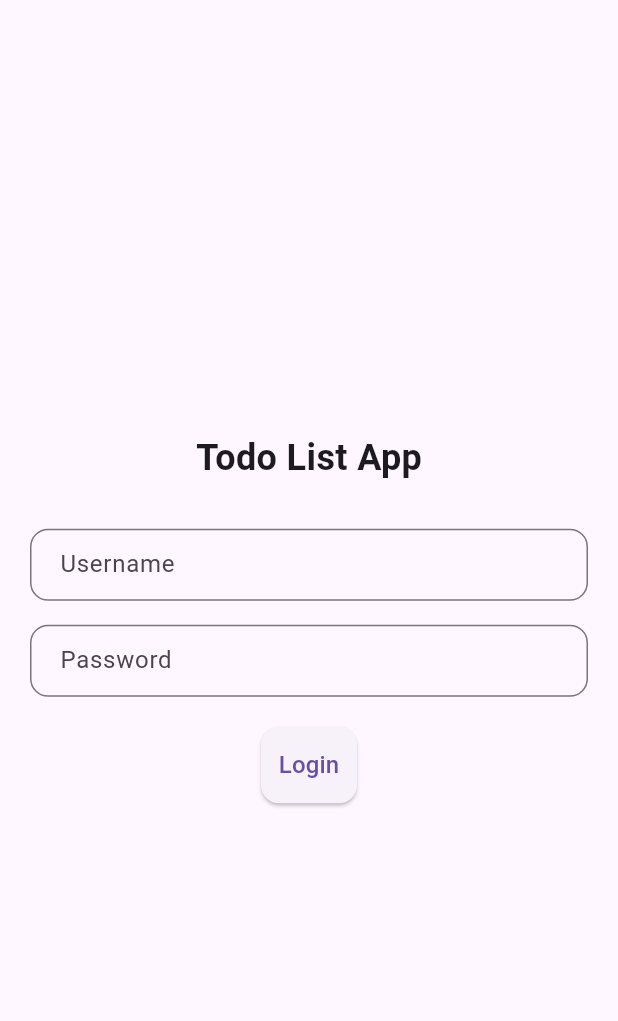
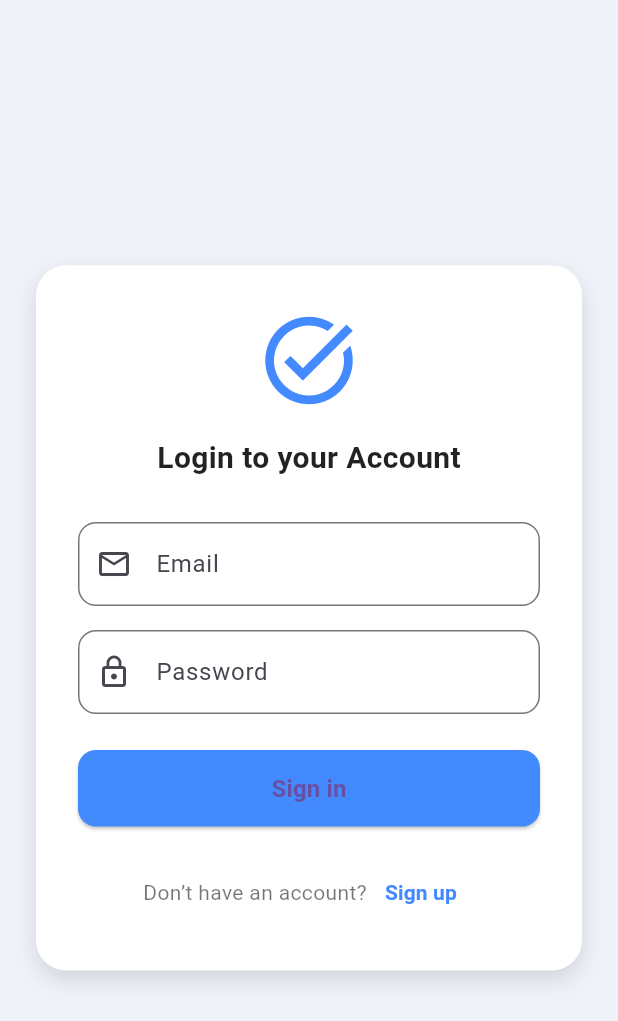
Before and after one commit to Adnan-k1/todo_list_app, a Flutter app: the screen it shows after launch, on a phone screen of 412 x 824 dp. Shown: the top 1021 px of the screen. Run offline on Flutter 3.47's test engine with Material 3 defaults, Android fonts, the phone set to English and light mode, and no system bars; our stand-ins replace get.

Commit message:
penambahan ui

```diff
--- a/lib/bindings/auth_binding.dart
+++ b/lib/bindings/auth_binding.dart
@@ -1,5 +1,5 @@
 import 'package:get/get.dart';
-import '/controller/auth_controller.dart';
+import '../controller/auth_controller.dart';
 
 class AuthBinding extends Bindings {
   @override
--- a/lib/bindings/home_binding.dart
+++ b/lib/bindings/home_binding.dart
@@ -1,5 +1,5 @@
 import 'package:get/get.dart';
-import '/controller/home_controller.dart';
+import '../controller/home_controller.dart';
 
 class HomeBinding extends Bindings {
   @override
--- a/lib/bindings/todo_binding.dart
+++ b/lib/bindings/todo_binding.dart
@@ -1,5 +1,5 @@
 import 'package:get/get.dart';
-import '/controller/todo_controller.dart';
+import '../controller/todo_controller.dart';
 
 class TodoBinding extends Bindings {
   @override
--- a/lib/controller/history_controller.dart
+++ b/lib/controller/history_controller.dart
@@ -4,16 +4,5 @@ import 'todo_controller.dart';
 class HistoryController extends GetxController {
   final TodoController todoController = Get.find<TodoController>();
 
-  var completedTodos = <Todo>[].obs;
-
-  @override
-  void onInit() {
-    super.onInit();
-
-    ever(todoController.todos, (_) {
-      completedTodos.value = todoController.todos
-          .where((t) => t.isDone)
-          .toList();
-    });
-  }
+  RxList<Todo> get completedTodos => todoController.history;
 }
--- a/lib/controller/todo_controller.dart
+++ b/lib/controller/todo_controller.dart
@@ -2,32 +2,44 @@ import 'package:get/get.dart';
 
 class Todo {
   String title;
-  String description;
-  String category;
-  bool isDone;
+  String description; // waktu start - end
+  String status; // Upcoming, In Progress, Done
+  int colorIndex;
 
   Todo({
     required this.title,
     required this.description,
-    required this.category,
-    this.isDone = false,
+    this.status = "Upcoming",
+    this.colorIndex = 0,
   });
 }
 
 class TodoController extends GetxController {
   var todos = <Todo>[].obs;
+  var history = <Todo>[].obs;
 
-  void addTodo(String title, String description, String category) {
-    if (title.isNotEmpty && description.isNotEmpty && category.isNotEmpty) {
+  void addTodo(String title, String description, int colorIndex) {
+    if (title.isNotEmpty) {
       todos.add(
-        Todo(title: title, description: description, category: category),
+        Todo(
+          title: title,
+          description: description,
+          colorIndex: colorIndex,
+        ),
       );
     }
   }
 
-  void toggleTodo(int index) {
-    todos[index].isDone = !todos[index].isDone;
-    todos.refresh();
+  void updateStatus(int index, String newStatus) {
+    todos[index].status = newStatus;
+
+    if (newStatus == "Done") {
+      // pindahkan ke history
+      history.add(todos[index]);
+      todos.removeAt(index);
+    } else {
+      todos.refresh();
+    }
   }
 
   void deleteTodo(int index) {
--- a/lib/main.dart
+++ b/lib/main.dart
@@ -1,11 +1,12 @@
 import 'package:flutter/material.dart';
 import 'package:get/get.dart';
-import 'pages/login_page.dart';
-//import 'pages/dashboard_page.dart';
 import 'bindings/auth_binding.dart';
 import 'bindings/home_binding.dart';
 import 'bindings/todo_binding.dart';
 import 'bindings/history_binding.dart';
+import 'pages/login_page.dart';
+import 'pages/dashboard_page.dart';
+import 'pages/add_todo_page.dart';
 
 void main() {
   runApp(const MyApp());
@@ -21,22 +22,25 @@ class MyApp extends StatelessWidget {
       title: 'Todo List App',
       initialRoute: '/login',
       getPages: [
-        // Login Page
         GetPage(
           name: '/login',
           page: () => LoginPage(),
-          binding: AuthBinding(), // inject AuthController
+          binding: AuthBinding(),
         ),
-        // Dashboard Page
-        //GetPage(
-        // name: '/dashboard',
-        //page: () => DashboardPage(),
-        // bindings: [
-        // HomeBinding(), // inject HomeController
-        // TodoBinding(), // inject TodoController
-        // HistoryBinding(), // inject HistoryController
-        // ],
-        // ),
+        GetPage(
+          name: '/dashboard',
+          page: () => DashboardPage(),
+          bindings: [
+            HomeBinding(),
+            TodoBinding(),
+            HistoryBinding(),
+          ],
+        ),
+        GetPage(
+          name: '/add-todo',
+          page: () => AddTodoPage(),
+          binding: TodoBinding(),
+        ),
       ],
     );
   }
--- a/lib/pages/login_page.dart
+++ b/lib/pages/login_page.dart
@@ -1,60 +1,121 @@
 import 'package:flutter/material.dart';
-import '../components/input_field.dart';
-import '../components/primary_button.dart';
+import 'package:get/get.dart';
+import '../controller/auth_controller.dart';
 
-class LoginPage extends StatelessWidget {
-  LoginPage({super.key});
-
-  final TextEditingController usernameController = TextEditingController();
-  final TextEditingController passwordController = TextEditingController();
-
+class LoginPage extends GetView<AuthController> {
   @override
   Widget build(BuildContext context) {
     return Scaffold(
-      body: Padding(
-        padding: const EdgeInsets.all(20),
-        child: Center(
-          child: SingleChildScrollView(
+      backgroundColor: const Color(0xFFEFF2F9), // background soft biru muda
+      body: Center(
+        child: SingleChildScrollView(
+          padding: const EdgeInsets.all(24),
+          child: Container(
+            padding: const EdgeInsets.all(28),
+            decoration: BoxDecoration(
+              color: Colors.white,
+              borderRadius: BorderRadius.circular(20),
+              boxShadow: [
+                BoxShadow(
+                  color: Colors.black12,
+                  blurRadius: 12,
+                  offset: Offset(0, 6),
+                )
+              ],
+            ),
             child: Column(
-              mainAxisAlignment: MainAxisAlignment.center,
+              mainAxisSize: MainAxisSize.min,
               children: [
-                const Text("Todo List App",
-                    style: TextStyle(fontSize: 24, fontWeight: FontWeight.bold)),
-                const SizedBox(height: 30),
+                // Logo (dummy, bisa ganti gambar asset/logo asli)
+                const Icon(Icons.task_alt,
+                    size: 70, color: Colors.blueAccent),
 
-                // Username
-                InputField(
-                  hintText: "Username",
-                  controller: usernameController,
+                const SizedBox(height: 16),
+
+                const Text(
+                  "Login to your Account",
+                  style: TextStyle(
+                    fontSize: 20,
+                    fontWeight: FontWeight.w600,
+                    color: Colors.black87,
+                  ),
+                ),
+
+                const SizedBox(height: 28),
+
+                // Username / Email
+                TextField(
+                  controller: controller.usernameController,
+                  decoration: InputDecoration(
+                    labelText: "Email",
+                    prefixIcon: const Icon(Icons.email_outlined),
+                    border: OutlineInputBorder(
+                      borderRadius: BorderRadius.circular(12),
+                    ),
+                  ),
                 ),
                 const SizedBox(height: 16),
 
                 // Password
-                InputField(
-                  hintText: "Password",
+                TextField(
+                  controller: controller.passwordController,
                   obscureText: true,
-                  controller: passwordController,
+                  decoration: InputDecoration(
+                    labelText: "Password",
+                    prefixIcon: const Icon(Icons.lock_outline),
+                    border: OutlineInputBorder(
+                      borderRadius: BorderRadius.circular(12),
+                    ),
+                  ),
                 ),
+                const SizedBox(height: 24),
+
+                // Tombol Login
+                SizedBox(
+                  width: double.infinity,
+                  child: ElevatedButton(
+                    style: ElevatedButton.styleFrom(
+                      padding: const EdgeInsets.symmetric(vertical: 14),
+                      shape: RoundedRectangleBorder(
+                        borderRadius: BorderRadius.circular(12),
+                      ),
+                      backgroundColor: Colors.blueAccent,
+                    ),
+                    onPressed: () => controller.login(context),
+                    child: const Text(
+                      "Sign in",
+                      style: TextStyle(
+                        fontSize: 16,
+                        fontWeight: FontWeight.bold,
+                      ),
+                    ),
+                  ),
+                ),
+
                 const SizedBox(height: 20),
 
-                // Login Button
-                PrimaryButton(
-                  text: "Login",
-                  onPressed: () {
-                    // sementara, belum pakai controller
-                    if (usernameController.text == "admin" &&
-                        passwordController.text == "123") {
-                      ScaffoldMessenger.of(context).showSnackBar(
-                        const SnackBar(content: Text("Login Berhasil")),
-                      );
-                      // TODO: nanti redirect ke dashboard
-                    } else {
-                      ScaffoldMessenger.of(context).showSnackBar(
-                        const SnackBar(content: Text("Username / Password salah")),
-                      );
-                    }
-                  },
-                ),
+                // Text bawah
+                Row(
+                  mainAxisAlignment: MainAxisAlignment.center,
+                  children: [
+                    const Text(
+                      "Don’t have an account?",
+                      style: TextStyle(color: Colors.black54),
+                    ),
+                    TextButton(
+                      onPressed: () {
+                        // nanti bisa diarahkan ke halaman register
+                      },
+                      child: const Text(
+                        "Sign up",
+                        style: TextStyle(
+                          color: Colors.blueAccent,
+                          fontWeight: FontWeight.bold,
+                        ),
+                      ),
+                    )
+                  ],
+                )
               ],
             ),
           ),
```
Also changed, not shown: lib/bindings/history_binding.dart (+6 -6 lines), lib/components/todo_card.dart (added, +88 -0 lines), lib/controller/auth_controller.dart (+22 -6 lines), lib/pages/add_todo_page.dart (added, +142 -0 lines), lib/pages/dashboard_page.dart (added, +26 -0 lines), lib/pages/history_page.dart (added, +20 -0 lines), lib/pages/home_page.dart (added, +108 -0 lines), lib/pages/profile_page.dart (added, +28 -0 lines).
